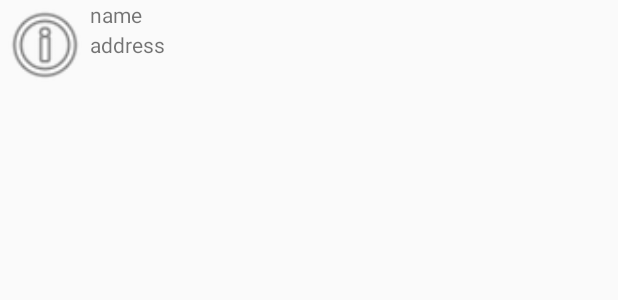
After one commit to bbeomgeun/Hanium, an Android app: the layout recyclerview_item.xml on its own in the app's theme, with its tools: preview values and no code run, on a phone screen of 412 x 824 dp. The commit adds this screen. Shown: the top 300 px of the screen. Run offline under Robolectric (Android 15) with nearby library versions, the phone set to English and light mode, and no system bars.

Commit message:
Sliding Layout + recyclerView success

```diff
--- a/hanium_login_trail2/app/build.gradle
+++ b/hanium_login_trail2/app/build.gradle
@@ -47,4 +47,6 @@ dependencies {
 
     implementation 'com.android.support:design:27.1.1'
 
+    implementation 'com.sothree.slidinguppanel:library:3.4.0'
+
 }
--- /dev/null
+++ b/hanium_login_trail2/app/src/main/res/layout/recyclerview_item.xml
@@ -0,0 +1,33 @@
+<?xml version="1.0" encoding="utf-8"?>
+
+    <RelativeLayout
+        xmlns:android="http://schemas.android.com/apk/res/android"
+        android:layout_width="match_parent"
+        android:layout_height="wrap_content"
+        >
+        <ImageView
+            android:id="@+id/image"
+            android:layout_width="60dp"
+            android:layout_height="60dp"
+            android:src="@android:drawable/ic_menu_info_details">
+        </ImageView>
+        <LinearLayout
+            android:layout_width="wrap_content"
+            android:layout_height="wrap_content"
+            android:layout_toEndOf="@+id/image"
+            android:orientation="vertical">
+
+        <TextView
+            android:id="@+id/text_name"
+            android:layout_width="wrap_content"
+            android:layout_height="20dp"
+            android:text="name"
+            ></TextView>
+        <TextView
+            android:id="@+id/text_address"
+            android:layout_width="wrap_content"
+            android:layout_height="40dp"
+            android:text="address"
+            ></TextView>
+        </LinearLayout>
+    </RelativeLayout>
```
Also changed, not shown: hanium_login_trail2/app/src/main/java/com/example/hanium_login_trail2/ItemAdapter.java (added, +64 -0 lines), hanium_login_trail2/app/src/main/java/com/example/hanium_login_trail2/dynamoDB.java (added, +64 -0 lines), hanium_login_trail2/app/src/main/java/com/example/hanium_login_trail2/fragment_main.java (+34 -1 lines), hanium_login_trail2/app/src/main/res/drawable/round_border.xml (added, +12 -0 lines), hanium_login_trail2/app/src/main/res/layout/fragment_main.xml (+38 -0 lines).
